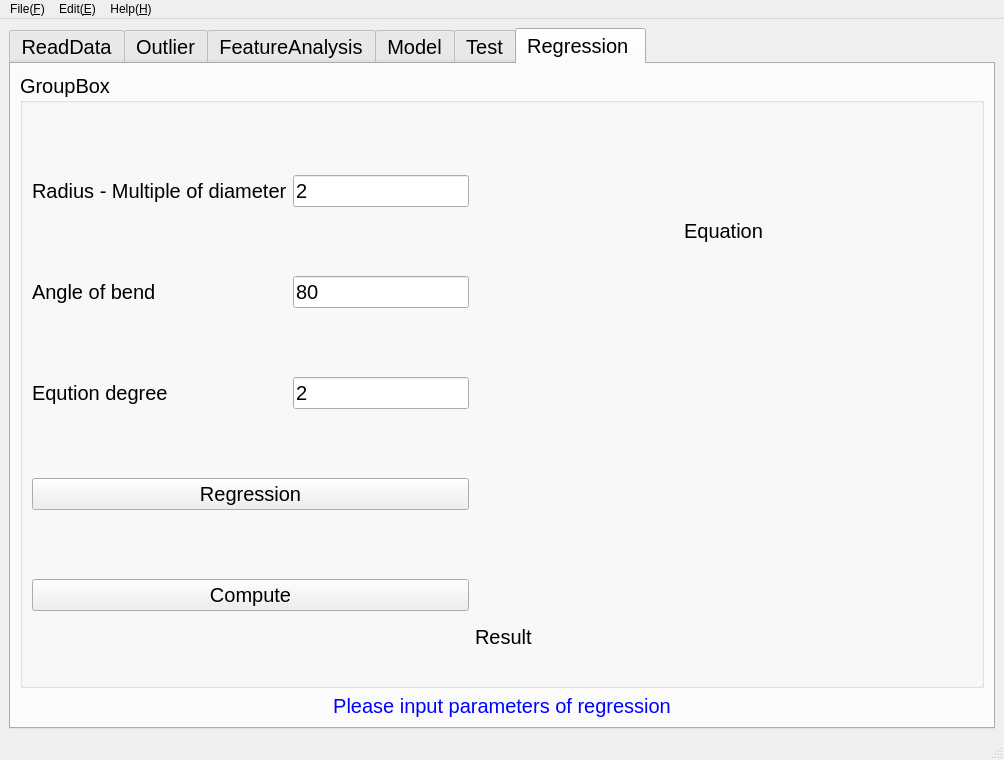
The window that IntelligentModelInterface.ui (duan-sm/softwareML) describes before a commit, drawn with Qt 5.
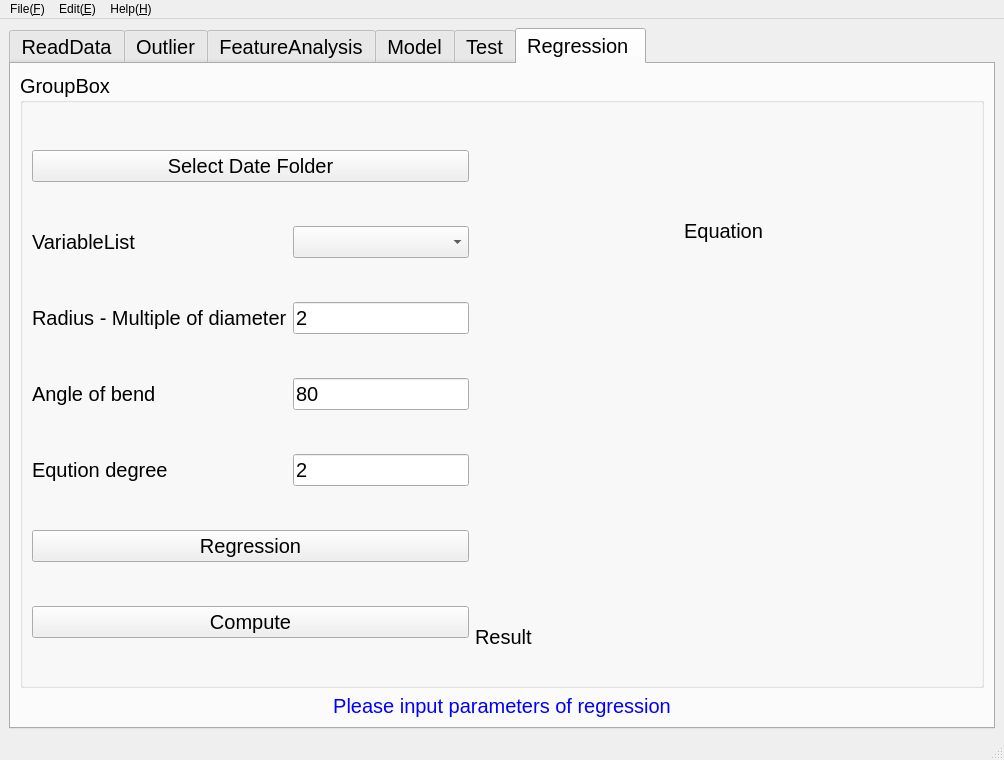
The same window after the commit. The open tabs and pages were chosen to show the change. Custom widgets are drawn as their Qt base class.

Commit message: add comments and renew function(Regression)

```diff
--- a/IntelligentModelInterface.ui
+++ b/IntelligentModelInterface.ui
@@ -2721,74 +2721,81 @@
              </item>
              <item row="0" column="0" rowspan="3">
               <layout class="QGridLayout" name="gridLayout_18">
-               <item row="3" column="0" colspan="2">
-                <widget class="QPushButton" name="Regression">
-                 <property name="text">
-                  <string>Regression</string>
-                 </property>
-                </widget>
-               </item>
-               <item row="0" column="0">
-                <widget class="QLabel" name="label_45">
-                 <property name="text">
-                  <string>Radius - Multiple of diameter</string>
-                 </property>
-                </widget>
-               </item>
-               <item row="4" column="0" colspan="2">
+               <item row="6" column="0" colspan="2">
                 <widget class="QPushButton" name="ComputeR">
                  <property name="text">
                   <string>Compute</string>
                  </property>
                 </widget>
                </item>
+               <item row="2" column="0">
+                <widget class="QLabel" name="label_45">
+                 <property name="text">
+                  <string>Radius - Multiple of diameter</string>
+                 </property>
+                </widget>
+               </item>
+               <item row="2" column="1">
+                <widget class="QLineEdit" name="Radius">
+                 <property name="sizePolicy">
+                  <sizepolicy hsizetype="Fixed" vsizetype="Fixed">
+                   <horstretch>0</horstretch>
+                   <verstretch>0</verstretch>
+                  </sizepolicy>
+                 </property>
+                 <property name="text">
+                  <string>2</string>
+                 </property>
+                 <property name="placeholderText">
+                  <string>2</string>
+                 </property>
+                </widget>
+               </item>
+               <item row="4" column="1">
+                <widget class="QLineEdit" name="Degree">
+                 <property name="sizePolicy">
+                  <sizepolicy hsizetype="Fixed" vsizetype="Fixed">
+                   <horstretch>0</horstretch>
+                   <verstretch>0</verstretch>
+                  </sizepolicy>
+                 </property>
+                 <property name="text">
+                  <string>2</string>
+                 </property>
+                 <property name="placeholderText">
+                  <string>2</string>
+                 </property>
+                </widget>
+               </item>
                <item row="1" column="0">
+                <widget class="QLabel" name="label_44">
+                 <property name="text">
+                  <string>VariableList</string>
+                 </property>
+                </widget>
+               </item>
+               <item row="5" column="0" colspan="2">
+                <widget class="QPushButton" name="Regression">
+                 <property name="text">
+                  <string>Regression</string>
+                 </property>
+                </widget>
+               </item>
+               <item row="3" column="0">
                 <widget class="QLabel" name="label_46">
                  <property name="text">
                   <string>Angle of bend</string>
                  </property>
                 </widget>
                </item>
-               <item row="0" column="1">
-                <widget class="QLineEdit" name="Radius">
-                 <property name="sizePolicy">
-                  <sizepolicy hsizetype="Fixed" vsizetype="Fixed">
-                   <horstretch>0</horstretch>
-                   <verstretch>0</verstretch>
-                  </sizepolicy>
-                 </property>
-                 <property name="text">
-                  <string>2</string>
-                 </property>
-                 <property name="placeholderText">
-                  <string>2</string>
-                 </property>
-                </widget>
-               </item>
-               <item row="2" column="0">
+               <item row="4" column="0">
                 <widget class="QLabel" name="label_47">
                  <property name="text">
                   <string>Eqution degree</string>
                  </property>
                 </widget>
                </item>
-               <item row="2" column="1">
-                <widget class="QLineEdit" name="Degree">
-                 <property name="sizePolicy">
-                  <sizepolicy hsizetype="Fixed" vsizetype="Fixed">
-                   <horstretch>0</horstretch>
-                   <verstretch>0</verstretch>
-                  </sizepolicy>
-                 </property>
-                 <property name="text">
-                  <string>2</string>
-                 </property>
-                 <property name="placeholderText">
-                  <string>2</string>
-                 </property>
-                </widget>
-               </item>
-               <item row="1" column="1">
+               <item row="3" column="1">
                 <widget class="QLineEdit" name="Angle_2">
                  <property name="sizePolicy">
                   <sizepolicy hsizetype="Fixed" vsizetype="Fixed">
@@ -2804,6 +2811,16 @@
                  </property>
                 </widget>
                </item>
+               <item row="1" column="1">
+                <widget class="QComboBox" name="VariableList"/>
+               </item>
+               <item row="0" column="0" colspan="2">
+                <widget class="QPushButton" name="SelectFolder">
+                 <property name="text">
+                  <string>Select Date Folder</string>
+                 </property>
+                </widget>
+               </item>
               </layout>
              </item>
              <item row="0" column="1" colspan="2">
```
Left out of the diff: 12 changed lines with no effect on the pictures. The commit also changes 4 other files.
